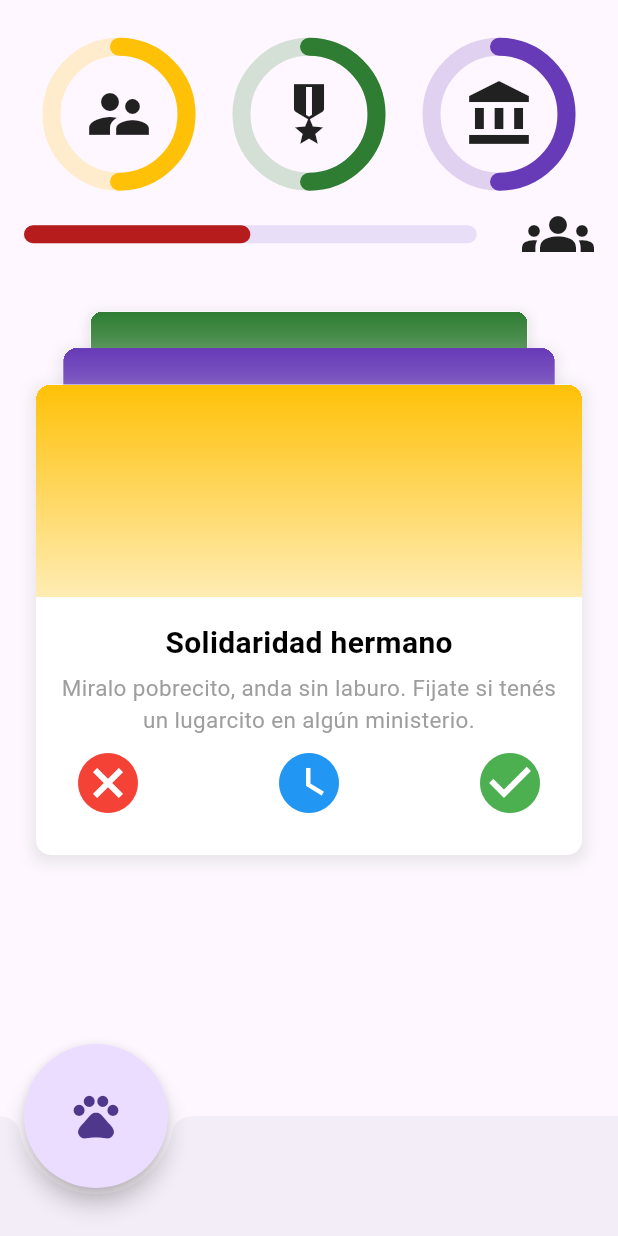
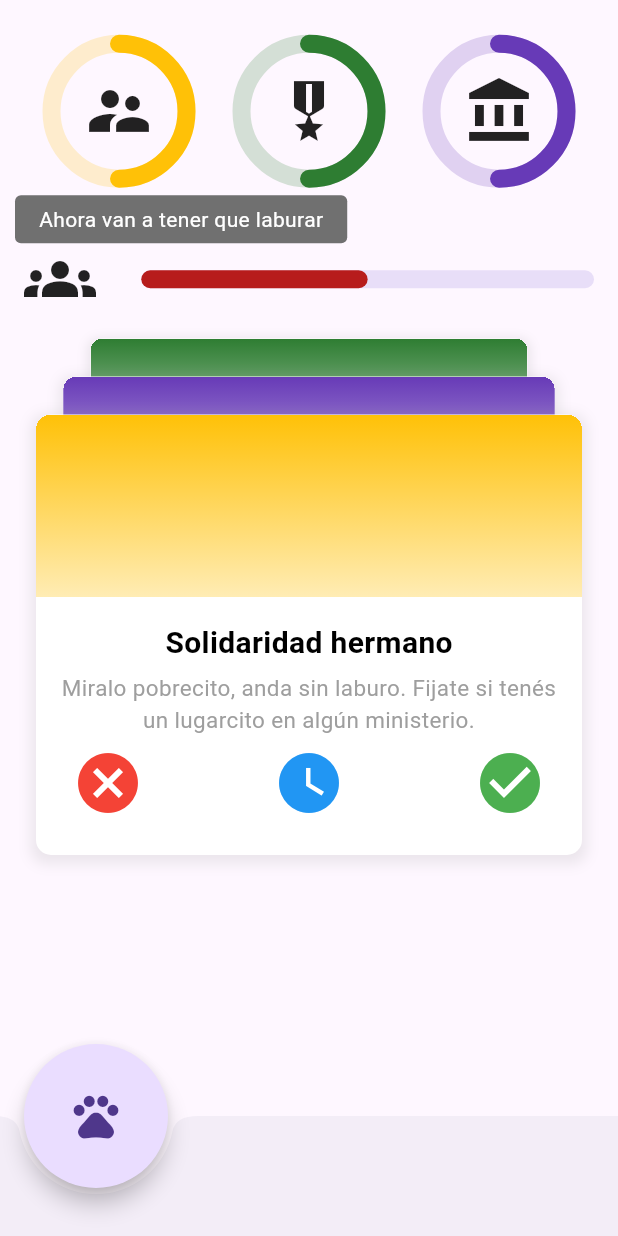
Before and after one commit to renecura/gatito-mimoso, a Flutter app: the screen it shows after launch, after a tap on the "pets" icon, on a phone screen of 412 x 824 dp. Run offline on Flutter 3.47's test engine with Material 3 defaults, Android fonts, the phone set to English and light mode, and no system bars; drawn by our look-alikes of flutter_card_swiper; our stand-ins replace flutter_riverpod.

Commit message:
Gente tooltip

```diff
--- a/lib/game.dart
+++ b/lib/game.dart
@@ -131,13 +131,15 @@ class Game extends ConsumerWidget {
           CardWidget(code: deck[index], game: this),
     );
 
+    final genteBar = GenteBar();
+
     return Scaffold(
       body: SafeArea(
         child: Column(
           children: [
             const Spacer(flex: 2),
             patrones,
-            const GenteBar(),
+            genteBar,
             const Spacer(flex: 2),
             Flexible(flex: 20, child: swiper),
             Container(height: 150),
@@ -152,7 +154,7 @@ class Game extends ConsumerWidget {
         shape: const CircleBorder(),
         onPressed: () {
           debugPrint("Miau!");
-          controller.swipeLeft();
+          genteBar.reaccionKey.currentState?.ensureTooltipVisible();
         },
         tooltip: '¡Power ups!',
         child: const Icon(Icons.pets),
--- a/lib/termometros/gentebar.dart
+++ b/lib/termometros/gentebar.dart
@@ -1,18 +1,46 @@
+import 'dart:math';
+
 import 'package:flutter/material.dart';
 import 'package:flutter_riverpod/flutter_riverpod.dart';
 import 'package:gatito_mimoso/constants.dart';
 import 'package:gatito_mimoso/game_state.dart';
 
 class GenteBar extends ConsumerWidget {
-  const GenteBar({super.key});
+  final GlobalKey<TooltipState> reaccionKey = GlobalKey<TooltipState>();
+  final mensajes = [
+    '¡Viva la libertad CARAJO!',
+    '¡Se van!',
+    '¡Mi presidente!',
+    '¡Tiemblen zurrrdos!',
+    'Y.. la pesada herencia',
+    "LO' DOLARE'",
+    'Lloren, lloren',
+    'Ahora van a tener que laburar',
+    'Yo igual me tengo que levantar a trabajar',
+  ];
+
+  GenteBar({super.key});
 
   @override
   Widget build(BuildContext context, WidgetRef ref) {
+    debugPrint("Ahi viene el mensaje");
+    Future.delayed(Durations.short1)
+        .then((value) => reaccionKey.currentState?.ensureTooltipVisible());
+
     return Padding(
-      padding: const EdgeInsets.all(16),
+      padding: const EdgeInsets.fromLTRB(16, 48, 16, 8),
       child: Row(
         mainAxisAlignment: MainAxisAlignment.center,
         children: <Widget>[
+          Tooltip(
+            key: reaccionKey,
+            triggerMode: TooltipTriggerMode.manual,
+            showDuration: Durations.short1,
+            message: mensajes[Random().nextInt(mensajes.length)],
+            preferBelow: false,
+            child: const Icon(Icons.groups, size: 48),
+          ),
+          const Spacer(),
           Flexible(
             flex: 10,
             child: LinearProgressIndicator(
@@ -22,8 +50,6 @@ class GenteBar extends ConsumerWidget {
               minHeight: 12,
             ),
           ),
-          const Spacer(),
-          const Icon(Icons.groups, size: 48),
         ],
       ),
     );
```
